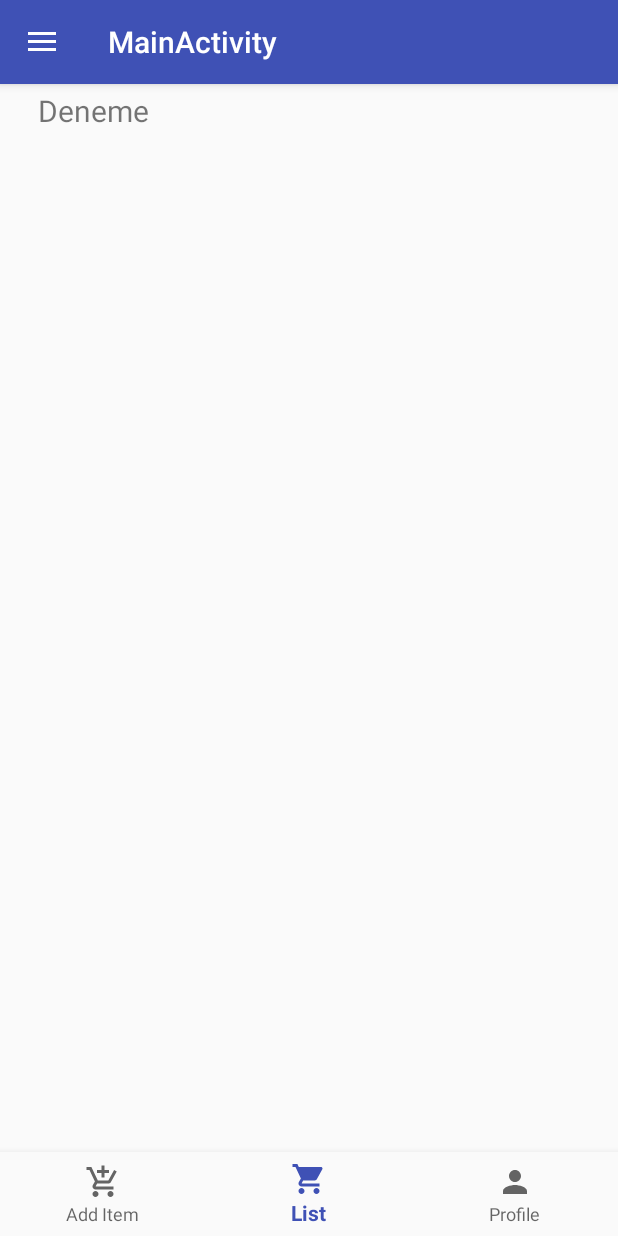
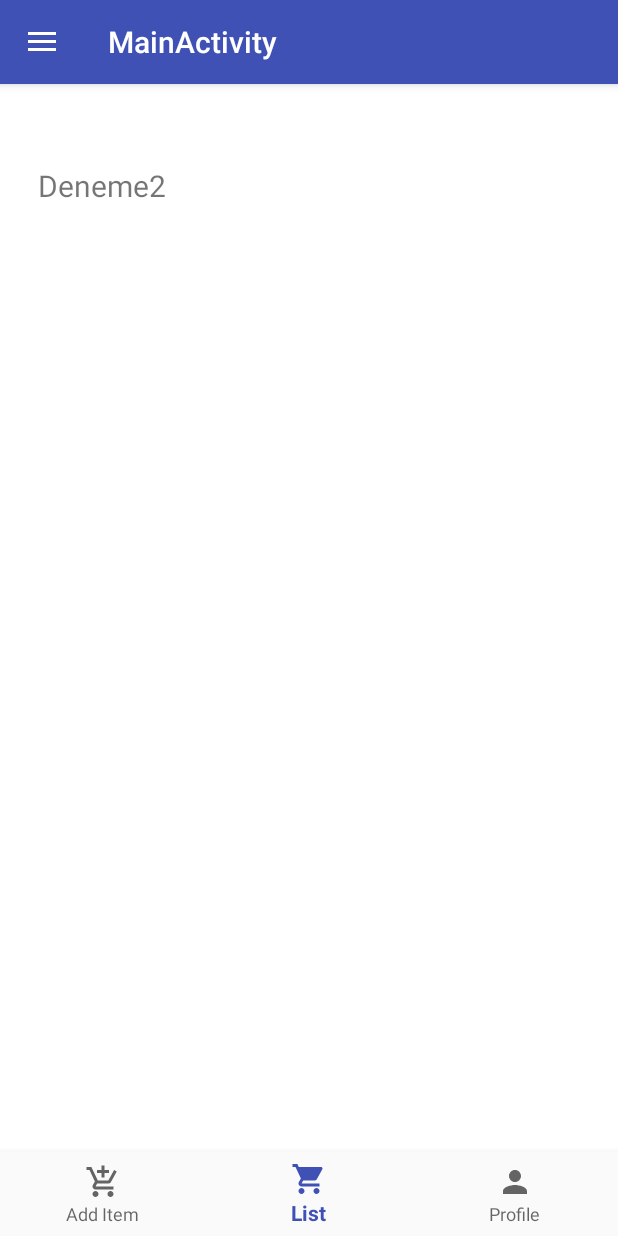
Before and after one commit to BurakDrg/Return, an Android app: the MainActivity screen opened directly, with no data from a screen before it, item 2 of the bottom bar chosen, on a phone screen of 412 x 824 dp. Run offline under Robolectric (Android 15) with nearby library versions, the phone set to English and light mode, and no system bars.

Commit message:
List added

```diff
--- /dev/null
+++ b/Android/app/src/main/java/com/example/burak/orderlist/AddItem.kt
@@ -0,0 +1,17 @@
+package com.example.burak.orderlist
+
+import android.os.Bundle
+import android.support.v4.app.Fragment
+import android.view.LayoutInflater
+import android.view.View
+import android.view.ViewGroup
+
+class AddItem : Fragment(){
+
+    override fun onCreateView(inflater: LayoutInflater, container: ViewGroup?, savedInstanceState: Bundle?): View? {
+
+        val rootView = inflater.inflate(R.layout.add_item, container, false)
+
+        return rootView
+    }
+}
--- a/Android/app/src/main/java/com/example/burak/orderlist/List.kt
+++ b/Android/app/src/main/java/com/example/burak/orderlist/List.kt
@@ -1,17 +1,40 @@
 package com.example.burak.orderlist
 
 import android.os.Bundle
+import android.support.constraint.ConstraintLayout
 import android.support.v4.app.Fragment
+import android.support.v7.widget.DividerItemDecoration
+import android.support.v7.widget.LinearLayoutManager
+import android.support.v7.widget.RecyclerView
 import android.view.LayoutInflater
 import android.view.View
 import android.view.ViewGroup
+import android.widget.TextView
+import kotlinx.android.synthetic.main.list_layout.*
 
-class List : Fragment(){
+class List : Fragment(), View.OnClickListener{
+
+    private val rvAdapter = RvAdapter(("").map {""}.toMutableList())
 
     override fun onCreateView(inflater: LayoutInflater, container: ViewGroup?, savedInstanceState: Bundle?): View? {
 
         val rootView = inflater.inflate(R.layout.list_layout, container, false)
+        val additem = rootView.findViewById(R.id.addItem) as TextView
+        val recyclerview = rootView.findViewById(R.id.recyclerView) as RecyclerView
+
+        additem.setOnClickListener(this)
+        recyclerview.addItemDecoration(DividerItemDecoration(activity, DividerItemDecoration.VERTICAL))
+        recyclerview.layoutManager = LinearLayoutManager(activity)
+        recyclerview.adapter = rvAdapter
 
         return rootView
     }
+
+    override fun onClick(v: View) {
+        when (v.id) {
+            R.id.addItem -> {
+                rvAdapter.addItem("New item")
+            }
+        }
+    }
 }
--- a/Android/app/src/main/java/com/example/burak/orderlist/MainActivity.kt
+++ b/Android/app/src/main/java/com/example/burak/orderlist/MainActivity.kt
@@ -18,11 +18,11 @@ import kotlinx.android.synthetic.main.activity_main2.*
 import kotlinx.android.synthetic.main.app_bar_main.*
 import kotlinx.android.synthetic.main.list_layout.*
 import android.support.v4.view.ViewPager
+import android.support.v7.widget.DividerItemDecoration
 
 
 class MainActivity : AppCompatActivity(), NavigationView.OnNavigationItemSelectedListener,  View.OnClickListener, ViewPager.OnPageChangeListener {
 
-    val animals: ArrayList<String> = ArrayList()
     private var mSectionsPagerAdapter: SectionsPagerAdapter? = null
     var prevMenuItem: MenuItem? = null
 
@@ -42,8 +42,6 @@ class MainActivity : AppCompatActivity(), NavigationView.OnNavigationItemSelecte
         nav_view.setNavigationItemSelectedListener(this)
         navigation.setOnNavigationItemSelectedListener(mOnNavigationItemSelectedListener)
         viewPager.addOnPageChangeListener(this)
-
-        addItem.setOnClickListener(this)
     }
 
     override fun onBackPressed() {
@@ -97,13 +95,14 @@ class MainActivity : AppCompatActivity(), NavigationView.OnNavigationItemSelecte
         return true
     }
 
-    override fun onClick(v: View) {
-        when (v.id) {
-            R.id.addItem -> {
-                animals.add("dog")
-                animals.add("dog")
-                recyclerView.layoutManager = LinearLayoutManager(this)
-            }
+    override fun onClick(v: View?) {
+        println("Geldi2")
+        when (v?.id) {
+            /*R.id.addItem -> {
+                println("Geldi3")
+                //rvAdapter.addItem("New item")
+
+            }*/
         }
     }
 
@@ -149,11 +148,11 @@ class MainActivity : AppCompatActivity(), NavigationView.OnNavigationItemSelecte
 
         override fun getItem(position: Int): Fragment? {
 
-            var fragment: Fragment? = List()
+            var fragment: Fragment? = null
 
-            if(position == 0) fragment = List()
+            if(position == 0) fragment = AddItem()
             else if(position == 1) fragment = List()
-            else if(position == 2) fragment = List()
+            else if(position == 2) fragment = Profile()
 
             return fragment
         }
--- /dev/null
+++ b/Android/app/src/main/java/com/example/burak/orderlist/Profile.kt
@@ -0,0 +1,17 @@
+package com.example.burak.orderlist
+
+import android.os.Bundle
+import android.support.v4.app.Fragment
+import android.view.LayoutInflater
+import android.view.View
+import android.view.ViewGroup
+
+class Profile : Fragment(){
+
+    override fun onCreateView(inflater: LayoutInflater, container: ViewGroup?, savedInstanceState: Bundle?): View? {
+
+        val rootView = inflater.inflate(R.layout.profile, container, false)
+
+        return rootView
+    }
+}
--- a/Android/app/src/main/res/layout/activity_main2.xml
+++ b/Android/app/src/main/res/layout/activity_main2.xml
@@ -5,9 +5,6 @@
     android:id="@+id/container"
     android:layout_width="match_parent"
     android:layout_height="match_parent">
-
-    <include layout="@layout/list_layout"
-        android:visibility="invisible"/>
 
     <android.support.design.widget.BottomNavigationView
         android:id="@+id/navigation"
--- a/Android/app/src/main/res/layout/list_layout.xml
+++ b/Android/app/src/main/res/layout/list_layout.xml
@@ -1,9 +1,13 @@
 <?xml version="1.0" encoding="utf-8"?>
-<android.support.design.widget.CoordinatorLayout
+<android.support.constraint.ConstraintLayout
     xmlns:android="http://schemas.android.com/apk/res/android"
     android:layout_width="match_parent"
     android:layout_height="match_parent"
     android:id="@+id/ListItems">
+
+    <ScrollView android:layout_width="fill_parent"
+        android:layout_height="fill_parent"
+        android:background="#ffffff">
 
         <FrameLayout
             android:layout_width="match_parent"
@@ -17,12 +21,14 @@
 
             <TextView
                 android:id="@+id/addItem"
+                android:paddingTop="50dp"
                 android:layout_width="match_parent"
                 android:layout_height="match_parent"
-            android:text="Deneme"
+                android:text="Deneme2"
                 android:textSize="20dp"
                 android:layout_marginLeft="25dp"/>
 
         </FrameLayout>
+    </ScrollView>
 
-</android.support.design.widget.CoordinatorLayout>
+</android.support.constraint.ConstraintLayout>
```
Also changed, not shown: Android/app/src/main/java/com/example/burak/orderlist/RvAdapter.kt (added, +41 -0 lines), Android/app/src/main/res/layout/add_item.xml (added, +20 -0 lines), Android/app/src/main/res/layout/list_items.xml (added, +20 -0 lines), Android/app/src/main/res/layout/profile.xml (added, +20 -0 lines). Lines whose indentation alone changed are shown as unchanged.
